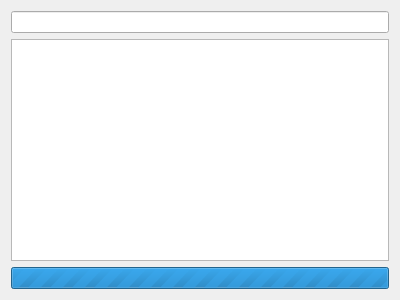
Old version of the form burgos.ui in the repository madjar/burgos.
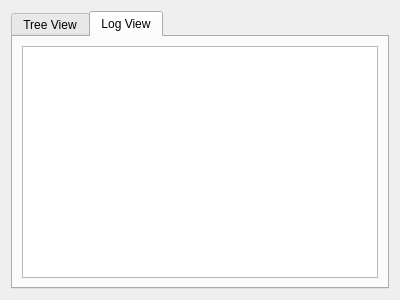
New version of the form.

What changed in the file:
```diff
--- a/burgos.ui
+++ b/burgos.ui
@@ -13,6 +13,22 @@
   <property name="windowTitle">
    <string>Burgos</string>
   </property>
+  <layout class="QGridLayout" name="gridLayout">
+   <item row="0" column="0">
+    <widget class="QTabWidget" name="tabWidget">
+     <property name="currentIndex">
+      <number>1</number>
+     </property>
+     <widget class="QWidget" name="tab_tree_view">
+      <property name="enabled">
+       <bool>true</bool>
+      </property>
+      <property name="toolTip">
+       <string/>
+      </property>
+      <attribute name="title">
+       <string>Tree View</string>
+      </attribute>
   <layout class="QVBoxLayout" name="verticalLayout">
    <item>
     <widget class="QLineEdit" name="lineEdit"/>
@@ -28,6 +44,30 @@
      <property name="value">
       <number>0</number>
      </property>
+        </widget>
+       </item>
+      </layout>
+     </widget>
+     <widget class="QWidget" name="tab_log_view">
+      <property name="enabled">
+       <bool>true</bool>
+      </property>
+      <property name="focusPolicy">
+       <enum>Qt::WheelFocus</enum>
+      </property>
+      <attribute name="title">
+       <string>Log View</string>
+      </attribute>
+      <layout class="QVBoxLayout" name="verticalLayout_2">
+       <item>
+        <widget class="QPlainTextEdit" name="plainTextEdit">
+         <property name="readOnly">
+          <bool>true</bool>
+         </property>
+        </widget>
+       </item>
+      </layout>
+     </widget>
     </widget>
    </item>
   </layout>
```
Lines whose indentation alone changed are shown as unchanged.
